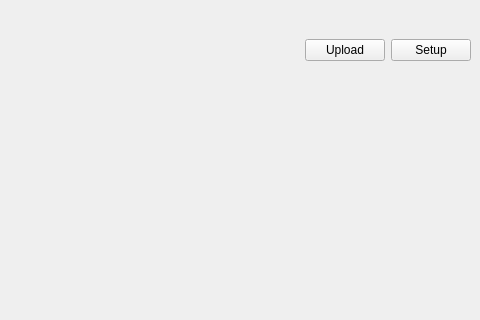
HishamLB/Encrypted-GDrive-Client, file Google-Drive-Client/mainwindow.ui: the form before one commit; both pictures show x 320 to 800 and y 0 to 320 of the 800 by 600 pixel window.
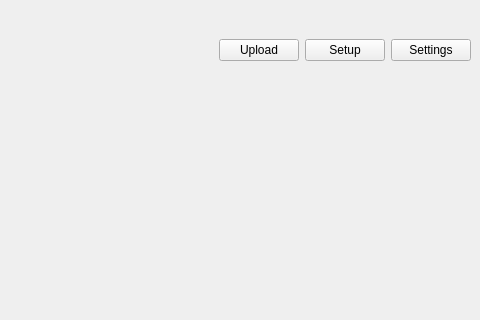
The form after the commit.

The edit to the form file:
```diff
--- a/Google-Drive-Client/mainwindow.ui
+++ b/Google-Drive-Client/mainwindow.ui
@@ -64,6 +64,13 @@
          </property>
         </widget>
        </item>
+       <item>
+        <widget class="QPushButton" name="settings_button">
+         <property name="text">
+          <string>Settings</string>
+         </property>
+        </widget>
+       </item>
       </layout>
      </widget>
      <widget class="QWidget" name="gridLayoutWidget">
```
